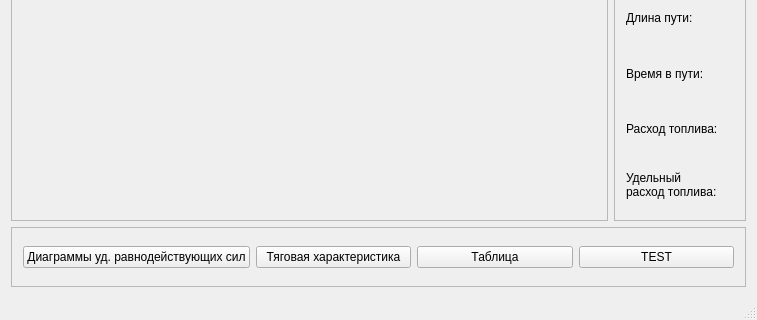
First picture: the form in mainwindow.ui, repository Prygoon/Diploma, before the edit; both pictures show x 0 to 757 and y 160 to 480 of the 757 by 480 pixel window.
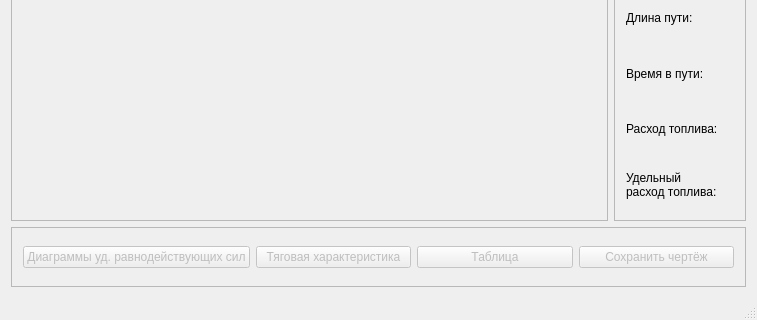
Second picture: the form after the edit. Icons and pictures are not drawn. Custom widgets are drawn as their Qt base class.

```diff
--- a/mainwindow.ui
+++ b/mainwindow.ui
@@ -200,6 +200,9 @@
       <layout class="QHBoxLayout" name="horizontalLayout">
        <item>
         <widget class="QPushButton" name="pushButtonShowDiag">
+         <property name="enabled">
+          <bool>false</bool>
+         </property>
          <property name="text">
           <string>Диаграммы уд. равнодействующих сил</string>
          </property>
@@ -207,6 +210,9 @@
        </item>
        <item>
         <widget class="QPushButton" name="pushButtonTraction">
+         <property name="enabled">
+          <bool>false</bool>
+         </property>
          <property name="text">
           <string>Тяговая характеристика</string>
          </property>
@@ -214,15 +220,21 @@
        </item>
        <item>
         <widget class="QPushButton" name="pushButtonTable">
+         <property name="enabled">
+          <bool>false</bool>
+         </property>
          <property name="text">
           <string>Таблица</string>
          </property>
         </widget>
        </item>
        <item>
-        <widget class="QPushButton" name="pushButtonTest">
+        <widget class="QPushButton" name="pushButtonSaveGraph">
+         <property name="enabled">
+          <bool>false</bool>
+         </property>
          <property name="text">
-          <string>TEST</string>
+          <string>Сохранить чертёж</string>
          </property>
         </widget>
        </item>
```
